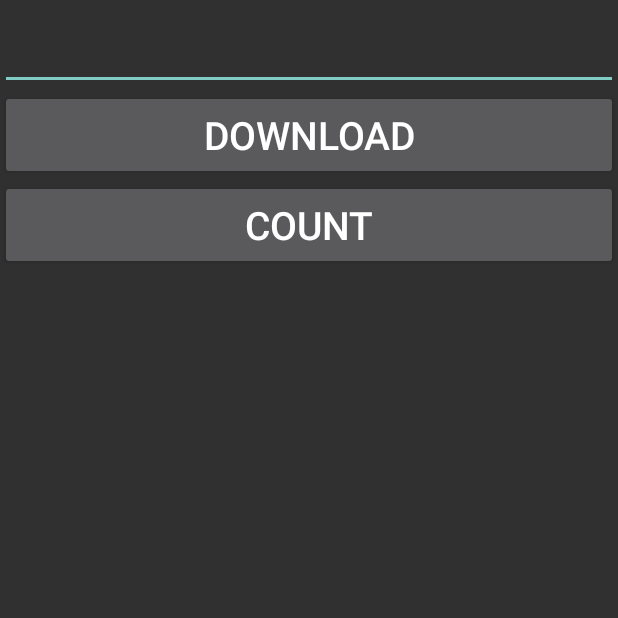
After one commit to sanders-josh/JSanders22Ex, an Android app: the HandlerActivity screen opened directly, with no data from a screen before it, on a phone screen of 412 x 824 dp, the top half of it. The commit adds this screen. Run offline under Robolectric (Android 15) with nearby library versions, the phone set to English and light mode, and no system bars; our stand-ins replace ButterKnife.

Commit message:
starting handler

```diff
--- a/app/src/main/AndroidManifest.xml
+++ b/app/src/main/AndroidManifest.xml
@@ -41,7 +41,8 @@
         <activity android:name=".activity.RadioGroupActivity" />
         <activity android:name=".activity.CheckBoxActivity" />
         <activity android:name=".activity.DialogActivity" />
-        <activity android:name=".activity.Quiz2Activity"></activity>
+        <activity android:name=".activity.Quiz2Activity" />
+        <activity android:name=".activity.HandlerActivity"></activity>
     </application>
 
 </manifest>
--- a/app/src/main/java/com/example/jsand/jsanders22ex/fragment/DemoFragment.java
+++ b/app/src/main/java/com/example/jsand/jsanders22ex/fragment/DemoFragment.java
@@ -17,6 +17,7 @@ import com.example.jsand.jsanders22ex.activity.AdvancedListViewActivity;
 import com.example.jsand.jsanders22ex.activity.AdvancedViewPagerActivity;
 import com.example.jsand.jsanders22ex.activity.CheckBoxActivity;
 import com.example.jsand.jsanders22ex.activity.DialogActivity;
+import com.example.jsand.jsanders22ex.activity.HandlerActivity;
 import com.example.jsand.jsanders22ex.activity.IntentAndBundleActivity;
 import com.example.jsand.jsanders22ex.activity.LaunchModeActivity;
 import com.example.jsand.jsanders22ex.activity.NinePatchActivity;
@@ -54,6 +55,7 @@ public class DemoFragment extends Fragment {
         list.add("RadioGroup");
         list.add("CheckBox");
         list.add("Dialogs");
+        list.add("Handler");
     }
 
     public static DemoFragment newInstance(String param1, String param2)
@@ -160,6 +162,8 @@ public class DemoFragment extends Fragment {
                     case 10:
                         ((MainActivity)getActivity()).startActivity(DialogActivity.class);
                         break;
+                    case 11:
+                        ((MainActivity)getActivity()).startActivity(HandlerActivity.class);
                     default:
                 }
             }
--- /dev/null
+++ b/app/src/main/res/layout/activity_handler.xml
@@ -0,0 +1,30 @@
+<?xml version="1.0" encoding="utf-8"?>
+<LinearLayout xmlns:android="http://schemas.android.com/apk/res/android"
+    xmlns:app="http://schemas.android.com/apk/res-auto"
+    xmlns:tools="http://schemas.android.com/tools"
+    android:layout_width="match_parent"
+    android:layout_height="match_parent"
+    android:orientation="vertical"
+    tools:context=".activity.HandlerActivity">
+
+    <EditText
+        android:id="@+id/handler_edittext"
+        android:layout_width="match_parent"
+        android:layout_height="60dp"
+        android:gravity="center"/>
+
+    <Button
+        android:id="@+id/handler_download"
+        android:layout_width="match_parent"
+        android:layout_height="60dp"
+        android:textSize="26sp"
+        android:text="Download"/>
+
+    <Button
+        android:id="@+id/handler_count"
+        android:layout_width="match_parent"
+        android:layout_height="60dp"
+        android:textSize="26sp"
+        android:text="Count"/>
+
+</LinearLayout>
```
Also changed, not shown: app/src/main/java/com/example/jsand/jsanders22ex/activity/HandlerActivity.java (added, +132 -0 lines).
